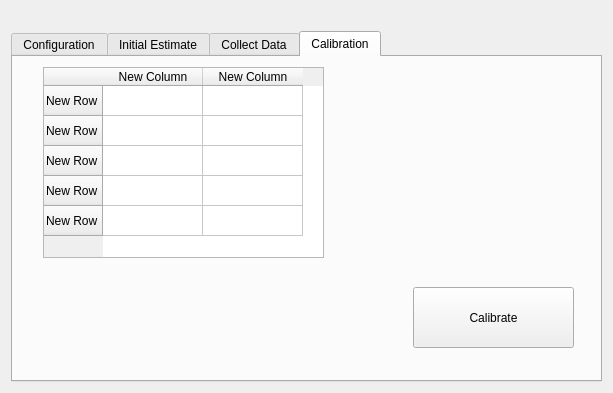
This is atom_rviz_plugin/src/ui/calibration_panel.ui in lardemua/atom_rviz_plugin as Qt 5 draws it before an edit. The edited form follows.
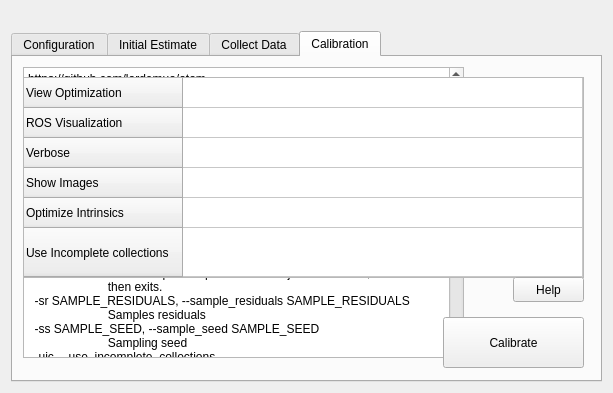
This is the edited form.

Commit message: Code added for the Calibration tab lardemua/atom#302

Patch:
```diff
--- a/atom_rviz_plugin/src/ui/calibration_panel.ui
+++ b/atom_rviz_plugin/src/ui/calibration_panel.ui
@@ -1989,75 +1989,184 @@
         <string>Sensor:</string>
        </property>
       </widget>
+      <widget class="QLineEdit" name="lineEdit">
+       <property name="geometry">
+        <rect>
+         <x>210</x>
+         <y>280</y>
+         <width>151</width>
+         <height>41</height>
+        </rect>
+       </property>
+      </widget>
      </widget>
      <widget class="QWidget" name="calibrationTab">
       <attribute name="title">
        <string>Calibration</string>
       </attribute>
-      <widget class="QPushButton" name="pushButton">
+      <widget class="QPushButton" name="calibCalibrateButton">
        <property name="geometry">
         <rect>
-         <x>400</x>
-         <y>230</y>
-         <width>161</width>
-         <height>61</height>
+         <x>430</x>
+         <y>260</y>
+         <width>141</width>
+         <height>51</height>
         </rect>
        </property>
        <property name="text">
         <string>Calibrate</string>
        </property>
       </widget>
-      <widget class="QTableWidget" name="initEstimateTableWidget_2">
+      <widget class="QTableWidget" name="calibTableWidget">
        <property name="geometry">
         <rect>
-         <x>30</x>
-         <y>10</y>
-         <width>281</width>
-         <height>191</height>
+         <x>10</x>
+         <y>20</y>
+         <width>561</width>
+         <height>201</height>
         </rect>
        </property>
-       <property name="lineWidth">
-        <number>0</number>
+       <property name="showGrid">
+        <bool>true</bool>
        </property>
-       <attribute name="horizontalHeaderCascadingSectionResizes">
+       <property name="rowCount">
+        <number>6</number>
+       </property>
+       <property name="columnCount">
+        <number>1</number>
+       </property>
+       <attribute name="horizontalHeaderVisible">
         <bool>false</bool>
        </attribute>
+       <attribute name="horizontalHeaderCascadingSectionResizes">
+        <bool>true</bool>
+       </attribute>
+       <attribute name="horizontalHeaderDefaultSectionSize">
+        <number>200</number>
+       </attribute>
+       <attribute name="horizontalHeaderStretchLastSection">
+        <bool>true</bool>
+       </attribute>
+       <attribute name="verticalHeaderStretchLastSection">
+        <bool>true</bool>
+       </attribute>
        <row>
         <property name="text">
-         <string>New Row</string>
+         <string>View Optimization</string>
         </property>
        </row>
        <row>
         <property name="text">
-         <string>New Row</string>
+         <string>ROS Visualization</string>
         </property>
        </row>
        <row>
         <property name="text">
-         <string>New Row</string>
+         <string>Verbose</string>
         </property>
        </row>
        <row>
         <property name="text">
-         <string>New Row</string>
+         <string>Show Images</string>
         </property>
        </row>
        <row>
         <property name="text">
-         <string>New Row</string>
+         <string>Optimize Intrinsics</string>
         </property>
        </row>
-       <column>
+       <row>
         <property name="text">
-         <string>New Column</string>
+         <string>Use Incomplete collections</string>
         </property>
-       </column>
+       </row>
        <column>
         <property name="text">
-         <string>New Column</string>
+         <string>Command-line arguments</string>
         </property>
        </column>
       </widget>
+      <widget class="QPushButton" name="calibHelpButton">
+       <property name="geometry">
+        <rect>
+         <x>500</x>
+         <y>220</y>
+         <width>71</width>
+         <height>25</height>
+        </rect>
+       </property>
+       <property name="text">
+        <string>Help</string>
+       </property>
+      </widget>
+      <widget class="QTextBrowser" name="calibTextBrowser">
+       <property name="geometry">
+        <rect>
+         <x>10</x>
+         <y>10</y>
+         <width>441</width>
+         <height>291</height>
+        </rect>
+       </property>
+       <property name="autoFormatting">
+        <set>QTextEdit::AutoBulletList</set>
+       </property>
+       <property name="documentTitle">
+        <string>Arguments Description</string>
+       </property>
+       <property name="html">
+        <string>&lt;!DOCTYPE HTML PUBLIC &quot;-//W3C//DTD HTML 4.0//EN&quot; &quot;http://www.w3.org/TR/REC-html40/strict.dtd&quot;&gt;
+&lt;html&gt;&lt;head&gt;&lt;meta name=&quot;qrichtext&quot; content=&quot;1&quot; /&gt;&lt;title&gt;Arguments Description&lt;/title&gt;&lt;style type=&quot;text/css&quot;&gt;
+p, li { white-space: pre-wrap; }
+&lt;/style&gt;&lt;/head&gt;&lt;body style=&quot; font-family:'Ubuntu'; font-size:11pt; font-weight:400; font-style:normal;&quot;&gt;
+&lt;p style=&quot; margin-top:0px; margin-bottom:0px; margin-left:0px; margin-right:0px; -qt-block-indent:0; text-indent:0px;&quot;&gt;&lt;span style=&quot; font-family:'monospace'; font-size:9pt;&quot;&gt;https://github.com/lardemua/atom&lt;/span&gt;&lt;/p&gt;
+&lt;p style=&quot;-qt-paragraph-type:empty; margin-top:0px; margin-bottom:0px; margin-left:0px; margin-right:0px; -qt-block-indent:0; text-indent:0px; font-family:'monospace'; font-size:9pt;&quot;&gt;&lt;br /&gt;&lt;/p&gt;
+&lt;p style=&quot; margin-top:12px; margin-bottom:0px; margin-left:0px; margin-right:0px; -qt-block-indent:0; text-indent:0px;&quot;&gt;&lt;span style=&quot; font-family:'monospace'; font-size:9pt;&quot;&gt;-json JSON_FILE, --json_file JSON_FILE&lt;/span&gt;&lt;/p&gt;
+&lt;p style=&quot; margin-top:0px; margin-bottom:0px; margin-left:0px; margin-right:0px; -qt-block-indent:0; text-indent:0px;&quot;&gt;&lt;span style=&quot; font-family:'monospace'; font-size:9pt;&quot;&gt;                        Json file containing input dataset.&lt;/span&gt;&lt;/p&gt;
+&lt;p style=&quot; margin-top:0px; margin-bottom:0px; margin-left:0px; margin-right:0px; -qt-block-indent:0; text-indent:0px;&quot;&gt;&lt;span style=&quot; font-family:'monospace'; font-size:9pt;&quot;&gt;  -vo, --view_optimization&lt;/span&gt;&lt;/p&gt;
+&lt;p style=&quot; margin-top:0px; margin-bottom:0px; margin-left:0px; margin-right:0px; -qt-block-indent:0; text-indent:0px;&quot;&gt;&lt;span style=&quot; font-family:'monospace'; font-size:9pt;&quot;&gt;                        Displays generic total error and residuals graphs.&lt;/span&gt;&lt;/p&gt;
+&lt;p style=&quot; margin-top:0px; margin-bottom:0px; margin-left:0px; margin-right:0px; -qt-block-indent:0; text-indent:0px;&quot;&gt;&lt;span style=&quot; font-family:'monospace'; font-size:9pt;&quot;&gt;  -v, --verbose         Be verbose&lt;/span&gt;&lt;/p&gt;
+&lt;p style=&quot; margin-top:0px; margin-bottom:0px; margin-left:0px; margin-right:0px; -qt-block-indent:0; text-indent:0px;&quot;&gt;&lt;span style=&quot; font-family:'monospace'; font-size:9pt;&quot;&gt;  -rv, --ros_visualization&lt;/span&gt;&lt;/p&gt;
+&lt;p style=&quot; margin-top:0px; margin-bottom:0px; margin-left:0px; margin-right:0px; -qt-block-indent:0; text-indent:0px;&quot;&gt;&lt;span style=&quot; font-family:'monospace'; font-size:9pt;&quot;&gt;                        Publish ros visualization markers.&lt;/span&gt;&lt;/p&gt;
+&lt;p style=&quot; margin-top:0px; margin-bottom:0px; margin-left:0px; margin-right:0px; -qt-block-indent:0; text-indent:0px;&quot;&gt;&lt;span style=&quot; font-family:'monospace'; font-size:9pt;&quot;&gt;  -si, --show_images    shows images for each camera&lt;/span&gt;&lt;/p&gt;
+&lt;p style=&quot; margin-top:0px; margin-bottom:0px; margin-left:0px; margin-right:0px; -qt-block-indent:0; text-indent:0px;&quot;&gt;&lt;span style=&quot; font-family:'monospace'; font-size:9pt;&quot;&gt;  -oi, --optimize_intrinsics&lt;/span&gt;&lt;/p&gt;
+&lt;p style=&quot; margin-top:0px; margin-bottom:0px; margin-left:0px; margin-right:0px; -qt-block-indent:0; text-indent:0px;&quot;&gt;&lt;span style=&quot; font-family:'monospace'; font-size:9pt;&quot;&gt;                        Adds camera instrinsics and distortion to the optimization&lt;/span&gt;&lt;/p&gt;
+&lt;p style=&quot; margin-top:0px; margin-bottom:0px; margin-left:0px; margin-right:0px; -qt-block-indent:0; text-indent:0px;&quot;&gt;&lt;span style=&quot; font-family:'monospace'; font-size:9pt;&quot;&gt;  -pof, --profile_objective_function&lt;/span&gt;&lt;/p&gt;
+&lt;p style=&quot; margin-top:0px; margin-bottom:0px; margin-left:0px; margin-right:0px; -qt-block-indent:0; text-indent:0px;&quot;&gt;&lt;span style=&quot; font-family:'monospace'; font-size:9pt;&quot;&gt;                        Runs and prints a profile of the objective function,&lt;/span&gt;&lt;/p&gt;
+&lt;p style=&quot; margin-top:0px; margin-bottom:0px; margin-left:0px; margin-right:0px; -qt-block-indent:0; text-indent:0px;&quot;&gt;&lt;span style=&quot; font-family:'monospace'; font-size:9pt;&quot;&gt;                        then exits.&lt;/span&gt;&lt;/p&gt;
+&lt;p style=&quot; margin-top:0px; margin-bottom:0px; margin-left:0px; margin-right:0px; -qt-block-indent:0; text-indent:0px;&quot;&gt;&lt;span style=&quot; font-family:'monospace'; font-size:9pt;&quot;&gt;  -sr SAMPLE_RESIDUALS, --sample_residuals SAMPLE_RESIDUALS&lt;/span&gt;&lt;/p&gt;
+&lt;p style=&quot; margin-top:0px; margin-bottom:0px; margin-left:0px; margin-right:0px; -qt-block-indent:0; text-indent:0px;&quot;&gt;&lt;span style=&quot; font-family:'monospace'; font-size:9pt;&quot;&gt;                        Samples residuals&lt;/span&gt;&lt;/p&gt;
+&lt;p style=&quot; margin-top:0px; margin-bottom:0px; margin-left:0px; margin-right:0px; -qt-block-indent:0; text-indent:0px;&quot;&gt;&lt;span style=&quot; font-family:'monospace'; font-size:9pt;&quot;&gt;  -ss SAMPLE_SEED, --sample_seed SAMPLE_SEED&lt;/span&gt;&lt;/p&gt;
+&lt;p style=&quot; margin-top:0px; margin-bottom:0px; margin-left:0px; margin-right:0px; -qt-block-indent:0; text-indent:0px;&quot;&gt;&lt;span style=&quot; font-family:'monospace'; font-size:9pt;&quot;&gt;                        Sampling seed&lt;/span&gt;&lt;/p&gt;
+&lt;p style=&quot; margin-top:0px; margin-bottom:0px; margin-left:0px; margin-right:0px; -qt-block-indent:0; text-indent:0px;&quot;&gt;&lt;span style=&quot; font-family:'monospace'; font-size:9pt;&quot;&gt;  -uic, --use_incomplete_collections&lt;/span&gt;&lt;/p&gt;
+&lt;p style=&quot; margin-top:0px; margin-bottom:0px; margin-left:0px; margin-right:0px; -qt-block-indent:0; text-indent:0px;&quot;&gt;&lt;span style=&quot; font-family:'monospace'; font-size:9pt;&quot;&gt;                        Remove any collection which does not have a detection&lt;/span&gt;&lt;/p&gt;
+&lt;p style=&quot; margin-top:0px; margin-bottom:0px; margin-left:0px; margin-right:0px; -qt-block-indent:0; text-indent:0px;&quot;&gt;&lt;span style=&quot; font-family:'monospace'; font-size:9pt;&quot;&gt;                        for all sensors.&lt;/span&gt;&lt;/p&gt;
+&lt;p style=&quot; margin-top:0px; margin-bottom:0px; margin-left:0px; margin-right:0px; -qt-block-indent:0; text-indent:0px;&quot;&gt;&lt;span style=&quot; font-family:'monospace'; font-size:9pt;&quot;&gt;  -rpd, --remove_partial_detections&lt;/span&gt;&lt;/p&gt;
+&lt;p style=&quot; margin-top:0px; margin-bottom:0px; margin-left:0px; margin-right:0px; -qt-block-indent:0; text-indent:0px;&quot;&gt;&lt;span style=&quot; font-family:'monospace'; font-size:9pt;&quot;&gt;                        Remove detected labels which are only partial. Used or&lt;/span&gt;&lt;/p&gt;
+&lt;p style=&quot; margin-top:0px; margin-bottom:0px; margin-left:0px; margin-right:0px; -qt-block-indent:0; text-indent:0px;&quot;&gt;&lt;span style=&quot; font-family:'monospace'; font-size:9pt;&quot;&gt;                        the Charuco.&lt;/span&gt;&lt;/p&gt;
+&lt;p style=&quot; margin-top:0px; margin-bottom:0px; margin-left:0px; margin-right:0px; -qt-block-indent:0; text-indent:0px;&quot;&gt;&lt;span style=&quot; font-family:'monospace'; font-size:9pt;&quot;&gt;  -ssf SENSOR_SELECTION_FUNCTION, --sensor_selection_function SENSOR_SELECTION_FUNCTION&lt;/span&gt;&lt;/p&gt;
+&lt;p style=&quot; margin-top:0px; margin-bottom:0px; margin-left:0px; margin-right:0px; -qt-block-indent:0; text-indent:0px;&quot;&gt;&lt;span style=&quot; font-family:'monospace'; font-size:9pt;&quot;&gt;                        A string to be evaluated into a lambda function that&lt;/span&gt;&lt;/p&gt;
+&lt;p style=&quot; margin-top:0px; margin-bottom:0px; margin-left:0px; margin-right:0px; -qt-block-indent:0; text-indent:0px;&quot;&gt;&lt;span style=&quot; font-family:'monospace'; font-size:9pt;&quot;&gt;                        receives a sensor name as input and returns True or&lt;/span&gt;&lt;/p&gt;
+&lt;p style=&quot; margin-top:0px; margin-bottom:0px; margin-left:0px; margin-right:0px; -qt-block-indent:0; text-indent:0px;&quot;&gt;&lt;span style=&quot; font-family:'monospace'; font-size:9pt;&quot;&gt;                        False to indicate if the sensor should be loaded (and&lt;/span&gt;&lt;/p&gt;
+&lt;p style=&quot; margin-top:0px; margin-bottom:0px; margin-left:0px; margin-right:0px; -qt-block-indent:0; text-indent:0px;&quot;&gt;&lt;span style=&quot; font-family:'monospace'; font-size:9pt;&quot;&gt;                        used in the optimization). The Syntax is lambda name:&lt;/span&gt;&lt;/p&gt;
+&lt;p style=&quot; margin-top:0px; margin-bottom:0px; margin-left:0px; margin-right:0px; -qt-block-indent:0; text-indent:0px;&quot;&gt;&lt;span style=&quot; font-family:'monospace'; font-size:9pt;&quot;&gt;                        f(x), where f(x) is the function in python language.&lt;/span&gt;&lt;/p&gt;
+&lt;p style=&quot; margin-top:0px; margin-bottom:0px; margin-left:0px; margin-right:0px; -qt-block-indent:0; text-indent:0px;&quot;&gt;&lt;span style=&quot; font-family:'monospace'; font-size:9pt;&quot;&gt;                        Example: lambda name: name in [&amp;quot;left_laser&amp;quot;,&lt;/span&gt;&lt;/p&gt;
+&lt;p style=&quot; margin-top:0px; margin-bottom:0px; margin-left:0px; margin-right:0px; -qt-block-indent:0; text-indent:0px;&quot;&gt;&lt;span style=&quot; font-family:'monospace'; font-size:9pt;&quot;&gt;                        &amp;quot;frontal_camera&amp;quot;] , to load only sensors left_laser&lt;/span&gt;&lt;/p&gt;
+&lt;p style=&quot; margin-top:0px; margin-bottom:0px; margin-left:0px; margin-right:0px; -qt-block-indent:0; text-indent:0px;&quot;&gt;&lt;span style=&quot; font-family:'monospace'; font-size:9pt;&quot;&gt;                        and frontal_camera&lt;/span&gt;&lt;/p&gt;
+&lt;p style=&quot; margin-top:0px; margin-bottom:0px; margin-left:0px; margin-right:0px; -qt-block-indent:0; text-indent:0px;&quot;&gt;&lt;span style=&quot; font-family:'monospace'; font-size:9pt;&quot;&gt;  -csf COLLECTION_SELECTION_FUNCTION, --collection_selection_function COLLECTION_SELECTION_FUNCTION&lt;/span&gt;&lt;/p&gt;
+&lt;p style=&quot; margin-top:0px; margin-bottom:0px; margin-left:0px; margin-right:0px; -qt-block-indent:0; text-indent:0px;&quot;&gt;&lt;span style=&quot; font-family:'monospace'; font-size:9pt;&quot;&gt;                        A string to be evaluated into a lambda function that&lt;/span&gt;&lt;/p&gt;
+&lt;p style=&quot; margin-top:0px; margin-bottom:0px; margin-left:0px; margin-right:0px; -qt-block-indent:0; text-indent:0px;&quot;&gt;&lt;span style=&quot; font-family:'monospace'; font-size:9pt;&quot;&gt;                        receives a collection name as input and returns True&lt;/span&gt;&lt;/p&gt;
+&lt;p style=&quot; margin-top:0px; margin-bottom:0px; margin-left:0px; margin-right:0px; -qt-block-indent:0; text-indent:0px;&quot;&gt;&lt;span style=&quot; font-family:'monospace'; font-size:9pt;&quot;&gt;                        or False to indicate if the collection should be&lt;/span&gt;&lt;/p&gt;
+&lt;p style=&quot; margin-top:0px; margin-bottom:0px; margin-left:0px; margin-right:0px; -qt-block-indent:0; text-indent:0px;&quot;&gt;&lt;span style=&quot; font-family:'monospace'; font-size:9pt;&quot;&gt;                        loaded (and used in the optimization). The Syntax is&lt;/span&gt;&lt;/p&gt;
+&lt;p style=&quot; margin-top:0px; margin-bottom:0px; margin-left:0px; margin-right:0px; -qt-block-indent:0; text-indent:0px;&quot;&gt;&lt;span style=&quot; font-family:'monospace'; font-size:9pt;&quot;&gt;                        lambda name: f(x), where f(x) is the function in&lt;/span&gt;&lt;/p&gt;
+&lt;p style=&quot; margin-top:0px; margin-bottom:0px; margin-left:0px; margin-right:0px; -qt-block-indent:0; text-indent:0px;&quot;&gt;&lt;span style=&quot; font-family:'monospace'; font-size:9pt;&quot;&gt;                        python language. Example: lambda name: int(name) &amp;gt; 5 ,&lt;/span&gt;&lt;/p&gt;
+&lt;p style=&quot; margin-top:0px; margin-bottom:12px; margin-left:0px; margin-right:0px; -qt-block-indent:0; text-indent:0px;&quot;&gt;&lt;span style=&quot; font-family:'monospace'; font-size:9pt;&quot;&gt;                        to load only collections 6, 7, and onward.&lt;/span&gt;&lt;/p&gt;&lt;/body&gt;&lt;/html&gt;</string>
+       </property>
+      </widget>
+      <zorder>calibTextBrowser</zorder>
+      <zorder>calibCalibrateButton</zorder>
+      <zorder>calibTableWidget</zorder>
+      <zorder>calibHelpButton</zorder>
      </widget>
     </widget>
    </item>
```
The commit also changes 6 other files.
